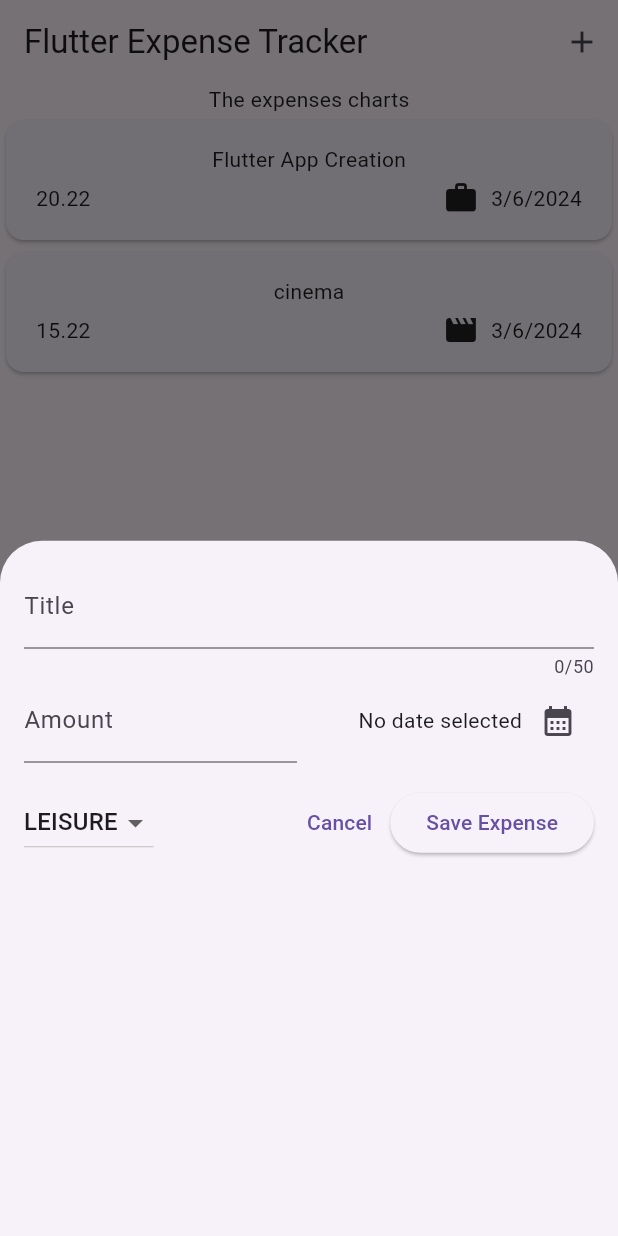
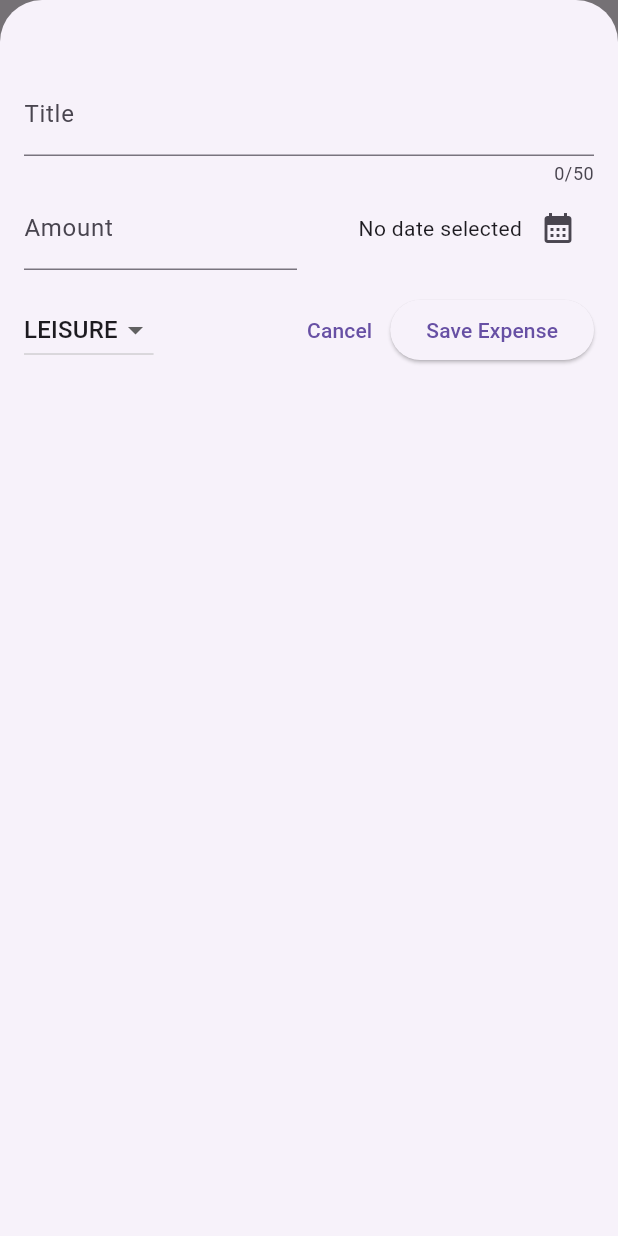
Before and after one commit to ajujacob88/flutter-expense-tracker-app, a Flutter app: the screen it shows after launch, after a tap on the "add" icon, on a phone screen of 412 x 824 dp. Run offline on Flutter 3.47's test engine with Material 3 defaults, Android fonts, the phone set to English and light mode, and no system bars.

Commit message:
creating a full screen modal

```diff
--- a/lib/widget/expenses.dart
+++ b/lib/widget/expenses.dart
@@ -27,6 +27,7 @@ class _ExpensesState extends State<Expenses> {
 
   void _openAddExpenseOverlay() {
     showModalBottomSheet(
+      isScrollControlled: true,
       context: context,
       // builder: (ctx) {
       //   return const Text('Modal bottom sheet');
--- a/lib/widget/new_expense.dart
+++ b/lib/widget/new_expense.dart
@@ -93,12 +93,15 @@ class _NewExpenseState extends State<NewExpense> {
         category: _selectedCategory,
       ),
     );
+
+//inorder to cloase the overlay after submitting, use navigator.pop
+    Navigator.pop(context);
   }
 
   @override
   Widget build(BuildContext context) {
     return Padding(
-      padding: const EdgeInsets.all(16),
+      padding: const EdgeInsets.fromLTRB(16, 48, 16, 16),
       child: Column(
         children: [
           TextField(
```
